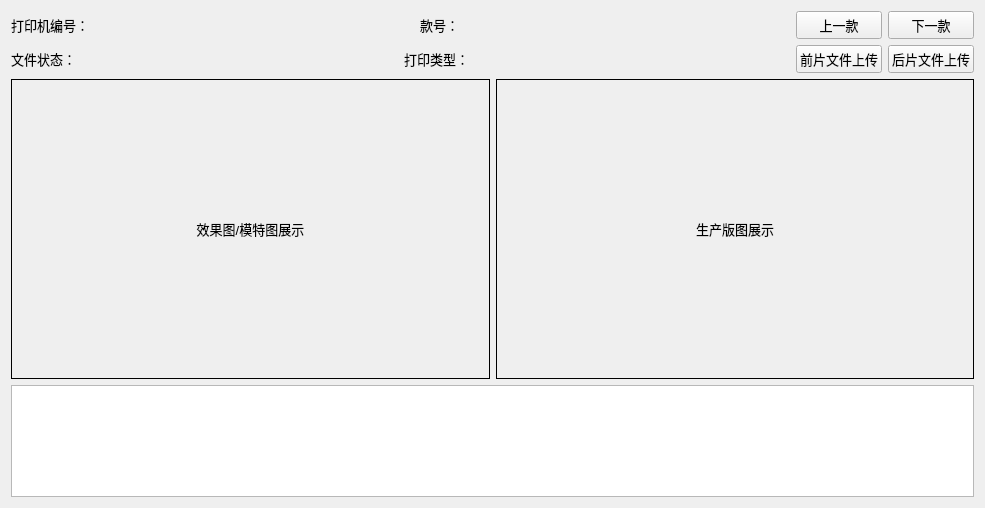
nizqleo/autoprint, file pages/startworking.ui: the form before one commit.
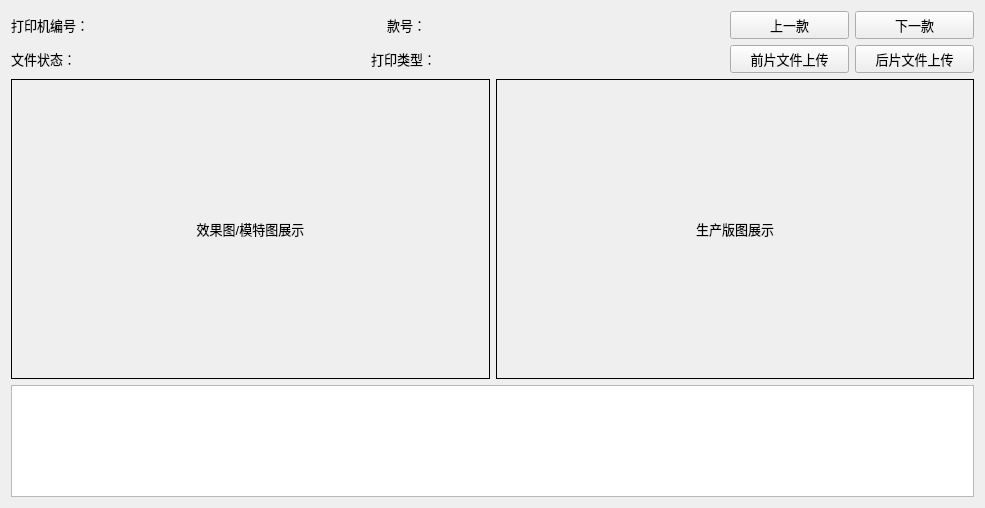
The form after the commit.

What changed in the file:
```diff
--- a/pages/startworking.ui
+++ b/pages/startworking.ui
@@ -238,6 +238,12 @@
             <layout class="QHBoxLayout" name="horizontalLayout_9">
              <item>
               <widget class="QPushButton" name="frontPage_button">
+               <property name="minimumSize">
+                <size>
+                 <width>119</width>
+                 <height>0</height>
+                </size>
+               </property>
                <property name="font">
                 <font>
                  <pointsize>10</pointsize>
@@ -250,6 +256,12 @@
              </item>
              <item>
               <widget class="QPushButton" name="backPage_button">
+               <property name="minimumSize">
+                <size>
+                 <width>119</width>
+                 <height>0</height>
+                </size>
+               </property>
                <property name="font">
                 <font>
                  <pointsize>10</pointsize>
```
